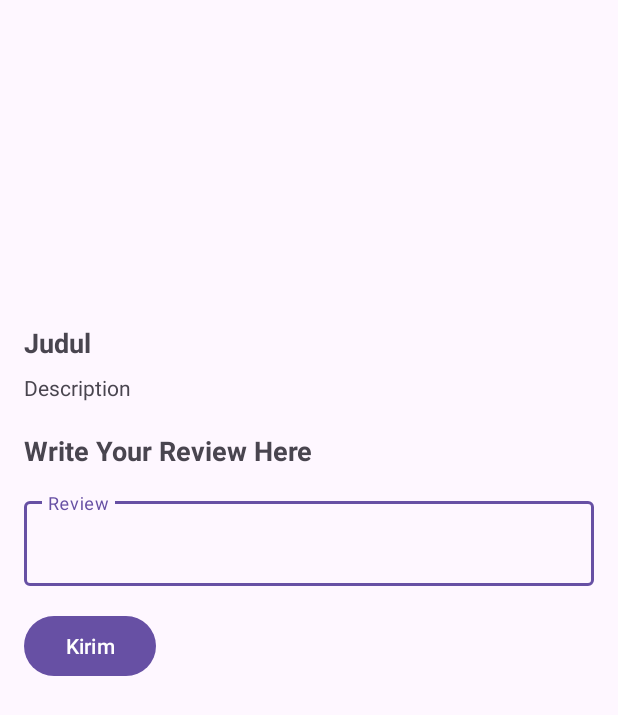
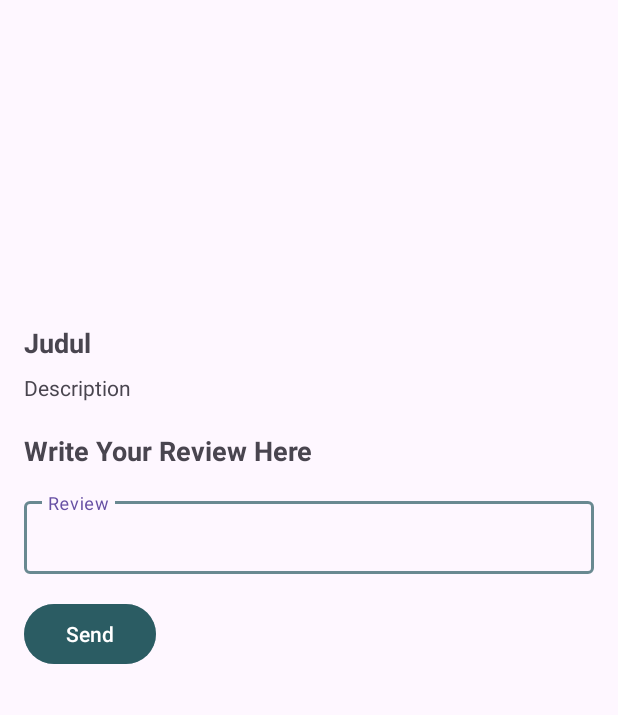
Before and after one commit to diahayukinanti/RestaurantReview, an Android app: the screen it shows after launch (MainActivity), on a phone screen of 412 x 824 dp. Shown: the top 715 px of the screen. Run offline under Robolectric (Android 15) with nearby library versions, the phone set to English and light mode, and no system bars; pictures from the network do not load.

Commit message:
new commit

```diff
--- /dev/null
+++ b/app/src/main/res/color/text_input_box_stroke.xml
@@ -0,0 +1,6 @@
+<?xml version="1.0" encoding="utf-8"?>
+<selector xmlns:android="http://schemas.android.com/apk/res/android">
+    <item android:color="#95003C43" android:state_focused="true"/>
+    <item android:color="#cfc" android:state_hovered="true"/>
+    <item android:color="#95003C43"/>
+</selector>
--- a/app/src/main/res/layout/activity_main.xml
+++ b/app/src/main/res/layout/activity_main.xml
@@ -78,20 +78,24 @@
 
     <com.google.android.material.textfield.TextInputLayout
         android:id="@+id/inputLayout"
-        style="@style/Widget.MaterialComponents.TextInputLayout.OutlinedBox"
+        style="@style/LoginTextInputLayoutStyle"
+        android:theme="@style/LoginTextInputLayoutStyle"
         android:layout_width="0dp"
         android:layout_height="wrap_content"
         android:layout_margin="16dp"
         app:layout_constraintEnd_toEndOf="parent"
         app:layout_constraintStart_toStartOf="parent"
-        app:layout_constraintTop_toBottomOf="@+id/tvReview">
+        app:layout_constraintTop_toBottomOf="@+id/tvReview"
+        >
 
         <com.google.android.material.textfield.TextInputEditText
             android:id="@+id/edReview"
             android:layout_width="match_parent"
             android:layout_height="wrap_content"
             android:ems="10"
-            android:hint="@string/review" />
+            android:hint="@string/review"
+            android:textColor="#95003C43"
+            />
     </com.google.android.material.textfield.TextInputLayout>
 
     <Button
@@ -101,6 +105,7 @@
         android:layout_marginTop="16dp"
         android:layout_marginEnd="16dp"
         android:text="@string/send"
+        android:backgroundTint="#95003C43"
         app:layout_constraintStart_toStartOf="@id/inputLayout"
         app:layout_constraintTop_toBottomOf="@id/inputLayout" />
 
--- a/app/src/main/res/layout/item_review.xml
+++ b/app/src/main/res/layout/item_review.xml
@@ -7,5 +7,6 @@
     android:gravity="center_vertical"
     android:paddingTop="8dp"
     android:paddingBottom="8dp"
+    android:textColor="#95003C43"
     android:textAppearance="?android:attr/textAppearanceListItemSmall"
     tools:text="Review" />
--- a/app/src/main/res/values/colors.xml
+++ b/app/src/main/res/values/colors.xml
@@ -2,4 +2,8 @@
 <resources>
     <color name="black">#FF000000</color>
     <color name="white">#FFFFFFFF</color>
+    <color name="brown">#AF8260</color>
+    <color name="green">#95003C43</color>
+
+
 </resources>
--- a/app/src/main/res/values/strings.xml
+++ b/app/src/main/res/values/strings.xml
@@ -4,5 +4,5 @@
     <string name="title">Judul</string>
     <string name="write_your_review_here">Write Your Review Here</string>
     <string name="review">Review</string>
-    <string name="send">Kirim</string>
+    <string name="send">Send</string>
 </resources>
--- a/app/src/main/res/values/themes.xml
+++ b/app/src/main/res/values/themes.xml
@@ -5,5 +5,13 @@
         <!-- <item name="colorPrimary">@color/my_light_primary</item> -->
     </style>
 
+    <style name="LoginTextInputLayoutStyle" parent="Widget.MaterialComponents.TextInputLayout.OutlinedBox.Dense">
+        <item name="boxStrokeColor">@color/text_input_box_stroke</item>
+        <item name="android:textColorHint">@color/green</item>
+        <item name="colorAccent">@color/green</item>
+        <item name="colorControlNormal">@color/green</item>
+        <item name="android:colorControlActivated">@color/green</item>
+    </style>
+
     <style name="Theme.RestaurantReview" parent="Base.Theme.RestaurantReview" />
 </resources>
```
